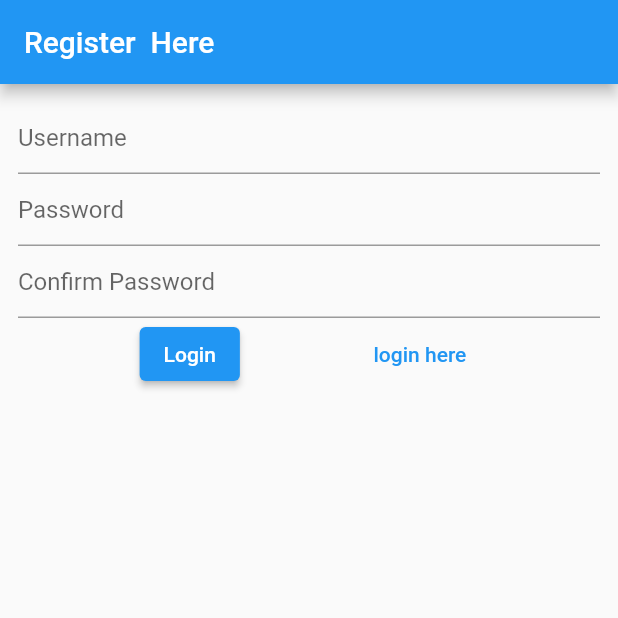
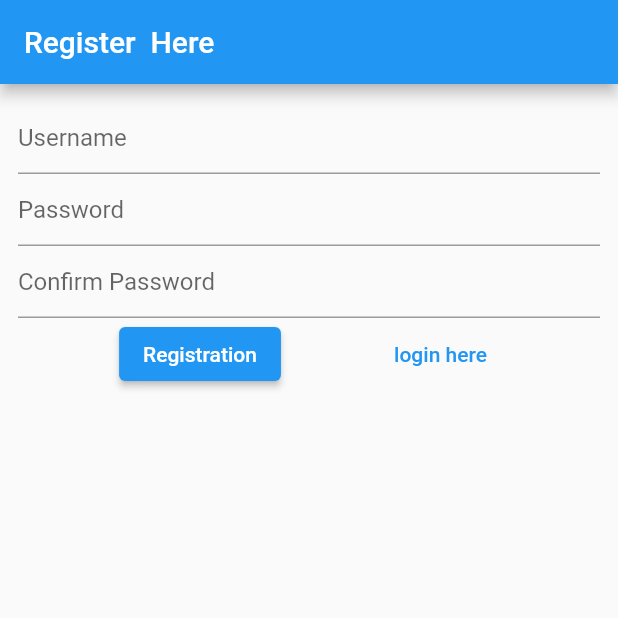
Before and after one commit to nilldiggonto/flutter2-django-ecommerce, a Flutter app: the screen it shows after launch, after a tap on "Login", after a tap on "Register here", on a phone screen of 412 x 824 dp, the top half of it. Run offline on Flutter 3.47's test engine with Material 2 defaults, Android fonts, the light colour scheme and no system bars; our stand-ins replace localstorage; network calls fail.

Commit message:
Login Registration logout done

```diff
--- a/flutter_app/flower_app/lib/main.dart
+++ b/flutter_app/flower_app/lib/main.dart
@@ -1,10 +1,14 @@
+// import 'dart:html';
+
 import 'package:flower_app/screens/favouriteScreen.dart';
 import 'package:flower_app/screens/homeScreen.dart';
 import 'package:flower_app/screens/loginScreen.dart';
 import 'package:flower_app/screens/productDetailScreen.dart';
 import 'package:flower_app/screens/registerScreen.dart';
 import 'package:flower_app/state/productState.dart';
+import 'package:flower_app/state/userState.dart';
 import 'package:flutter/material.dart';
+import 'package:localstorage/localstorage.dart';
 import 'package:provider/provider.dart';
 
 void main() {
@@ -16,11 +20,29 @@
 
   @override
   Widget build(BuildContext context) {
+    final storage = new LocalStorage('userToken');
     return MultiProvider(
-      providers: [ChangeNotifierProvider(create: (context) => ProductState())],
+      providers: [
+        ChangeNotifierProvider(create: (context) => ProductState()),
+        ChangeNotifierProvider(create: (context) => UserState()),
+      ],
       child: MaterialApp(
         debugShowCheckedModeBanner: false,
-        home: LoginScreen(),
+        home: FutureBuilder(
+            future: storage.ready,
+            builder: (BuildContext context, AsyncSnapshot snapshot) {
+              if (snapshot.data == null) {
+                return Scaffold(
+                  body: Center(
+                    child: CircularProgressIndicator(),
+                  ),
+                );
+              }
+              if (storage.getItem('token') == null) {
+                return LoginScreen();
+              }
+              return HomeScreen();
+            }),
         // home: HomeScreen(),
         routes: {
           HomeScreen.routename: (context) => HomeScreen(),
--- a/flutter_app/flower_app/lib/screens/homeScreen.dart
+++ b/flutter_app/flower_app/lib/screens/homeScreen.dart
@@ -37,7 +37,7 @@
             title: Text('Flower Shop'),
           ),
           body: Center(
-            child: Text('Something is wrong right'),
+            child: Text('WAIT SERVER IS LOADING'),
           ));
     else
       return Scaffold(
--- a/flutter_app/flower_app/lib/screens/loginScreen.dart
+++ b/flutter_app/flower_app/lib/screens/loginScreen.dart
@@ -1,5 +1,8 @@
+import 'package:flower_app/screens/homeScreen.dart';
 import 'package:flower_app/screens/registerScreen.dart';
+import 'package:flower_app/state/userState.dart';
 import "package:flutter/material.dart";
+import 'package:provider/provider.dart';
 
 class LoginScreen extends StatefulWidget {
   // const LoginScreen({Key? key}) : super(key: key);
@@ -13,14 +16,36 @@
   String _username = '';
   String _password = '';
   final _form = GlobalKey<FormState>();
-  void _loginNow() {
+  void _loginNow() async {
     var isValid = _form.currentState!.validate();
     if (!isValid) {
       return;
     }
     _form.currentState!.save();
-    print(_username);
-    print(_password);
+    bool isToken = await Provider.of<UserState>(context, listen: false)
+        .loginNow(_username, _password);
+
+    if (isToken) {
+      Navigator.of(context).pushReplacementNamed(HomeScreen.routename);
+    } else {
+      showDialog(
+          context: context,
+          builder: (context) {
+            return AlertDialog(
+              title: Text('Make sure username and pass right'),
+              actions: [
+                ElevatedButton(
+                  onPressed: () {
+                    Navigator.of(context).pop();
+                  },
+                  child: Text('ok'),
+                ),
+              ],
+            );
+          });
+    }
+    // print(_username);
+    // print(_password);
   }
 
   @override
--- a/flutter_app/flower_app/pubspec.yaml
+++ b/flutter_app/flower_app/pubspec.yaml
@@ -30,6 +30,7 @@
   cupertino_icons: ^1.0.2
   provider: ^5.0.0
   http: ^0.13.3
+  localstorage: ^3.0.6
 
 dev_dependencies:
   flutter_test:
```
Also changed, not shown: flutter_app/flower_app/lib/screens/registerScreen.dart (+28 -4 lines), flutter_app/flower_app/lib/state/productState.dart (+7 -4 lines), flutter_app/flower_app/lib/state/userState.dart (added, +56 -0 lines), flutter_app/flower_app/lib/widgets/bureger_menu.dart (+26 -2 lines), flutter_app/flower_app/pubspec.lock, 1 other file.
